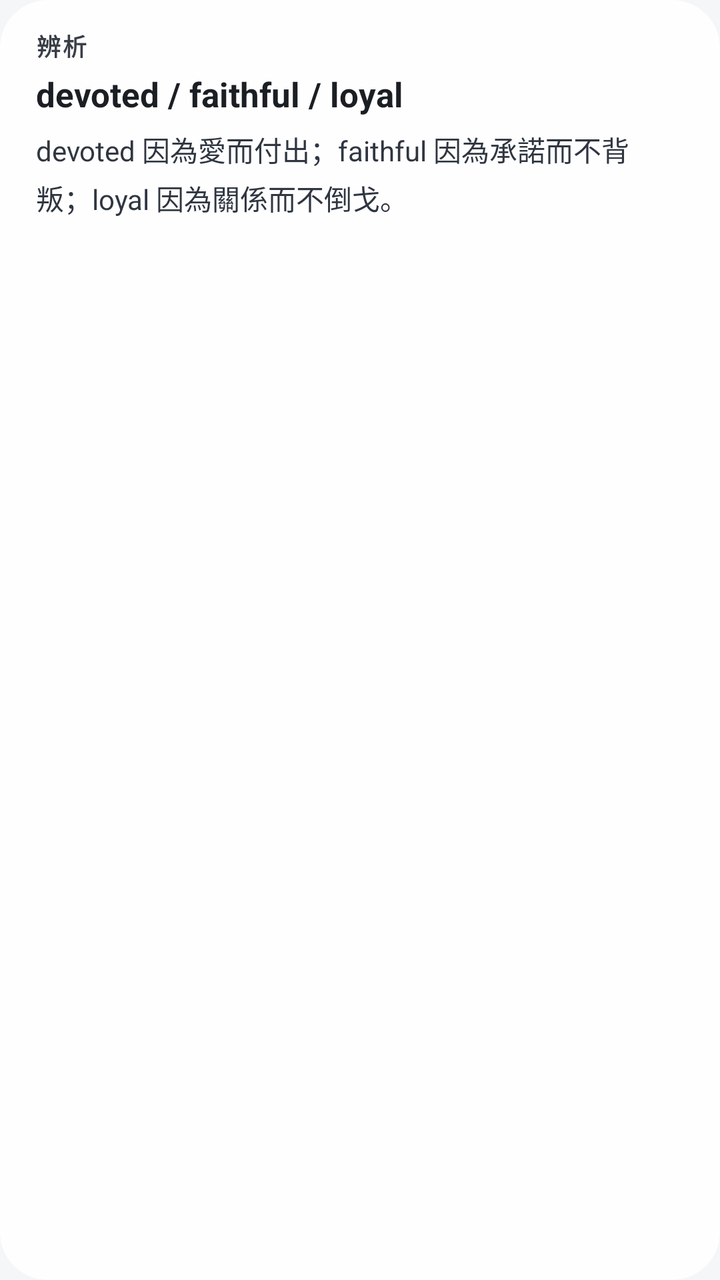
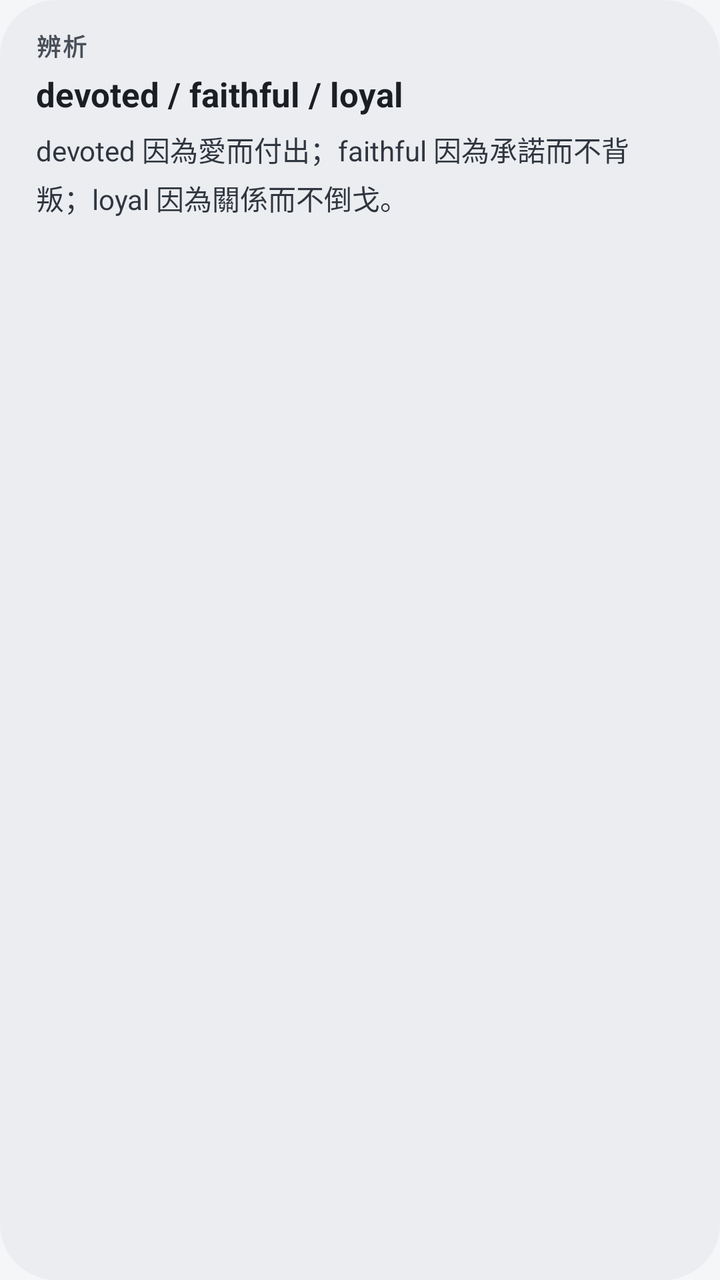

An Android layout rendered at two revisions. The XML below is the earlier revision; the diff shows what the commit changed to produce the second picture.
<!-- AndroidManifest.xml: application theme AppTheme -->
<!-- res/layout/widget_preview.xml -->
<?xml version="1.0" encoding="utf-8"?>
<LinearLayout xmlns:android="http://schemas.android.com/apk/res/android"
    android:layout_width="match_parent"
    android:layout_height="match_parent"
    android:background="@drawable/widget_bg"
    android:orientation="vertical"
    android:paddingStart="18dp"
    android:paddingTop="14dp"
    android:paddingEnd="18dp"
    android:paddingBottom="14dp">

    <TextView
        android:layout_width="wrap_content"
        android:layout_height="wrap_content"
        android:letterSpacing="0.08"
        android:text="@string/preview_type"
        android:textColor="@color/accent"
        android:textSize="12sp"
        android:textStyle="bold" />

    <TextView
        android:layout_width="match_parent"
        android:layout_height="wrap_content"
        android:layout_marginTop="4dp"
        android:maxLines="2"
        android:text="@string/preview_title"
        android:textColor="@color/fg"
        android:textSize="17sp"
        android:textStyle="bold" />

    <TextView
        android:layout_width="match_parent"
        android:layout_height="wrap_content"
        android:layout_marginTop="6dp"
        android:lineSpacingMultiplier="1.2"
        android:maxLines="4"
        android:text="@string/preview_core"
        android:textColor="@color/fg_soft"
        android:textSize="14sp" />
</LinearLayout>
<!-- resources referenced by this layout -->
<resources>
  <color name="accent">#3A3F47</color>
  <color name="fg">#1B1F24</color>
  <color name="fg_soft">#2F3640</color>
  <!-- drawable widget_bg (drawable) -->
  <?xml version="1.0" encoding="utf-8"?>
  <shape xmlns:android="http://schemas.android.com/apk/res/android" android:shape="rectangle">
      <solid android:color="@color/widget_bg" />
      <corners android:radius="24dp" />
  </shape>
  <string name="preview_core">devoted 因為愛而付出；faithful 因為承諾而不背叛；loyal 因為關係而不倒戈。</string>
  <string name="preview_title">devoted / faithful / loyal</string>
  <string name="preview_type">辨析</string>
  <style name="AppTheme" parent="android:Theme.Material.Light.NoActionBar">
          <item name="android:windowBackground">@color/bg</item>
          <item name="android:statusBarColor">@color/bg</item>
          <item name="android:navigationBarColor">@color/bg</item>
          <item name="android:windowLightStatusBar">true</item>
          <item name="android:windowLightNavigationBar">true</item>
          <item name="android:colorAccent">@color/accent</item>
      </style>
  <color name="widget_bg">#F2FFFFFF</color>
  <color name="bg">#F5F6F8</color>
</resources>

<!-- the commit's change to res/layout/widget_preview.xml (unified diff, before → after) -->
@@ -14,7 +14,7 @@
         android:layout_height="wrap_content"
         android:letterSpacing="0.08"
         android:text="@string/preview_type"
-        android:textColor="@color/accent"
+        android:textColor="@color/widget_label"
         android:textSize="12sp"
         android:textStyle="bold" />
 
<!-- resource entries referenced after the edit -->
@@ -3,11 +3,12 @@
   <color name="accent">#3A3F47</color>
   <color name="fg">#1B1F24</color>
   <color name="fg_soft">#2F3640</color>
+  <color name="widget_label">#4A505A</color>
   <!-- drawable widget_bg (drawable) -->
   <?xml version="1.0" encoding="utf-8"?>
   <shape xmlns:android="http://schemas.android.com/apk/res/android" android:shape="rectangle">
       <solid android:color="@color/widget_bg" />
-      <corners android:radius="24dp" />
+      <corners android:radius="28dp" />
   </shape>
   <string name="preview_core">devoted 因為愛而付出；faithful 因為承諾而不背叛；loyal 因為關係而不倒戈。</string>
   <string name="preview_title">devoted / faithful / loyal</string>
@@ -20,7 +21,7 @@
           <item name="android:windowLightNavigationBar">true</item>
           <item name="android:colorAccent">@color/accent</item>
       </style>
-  <color name="widget_bg">#F2FFFFFF</color>
+  <color name="widget_bg">#B8E9EAEE</color>
   <color name="bg">#F5F6F8</color>
 </resources>
 
